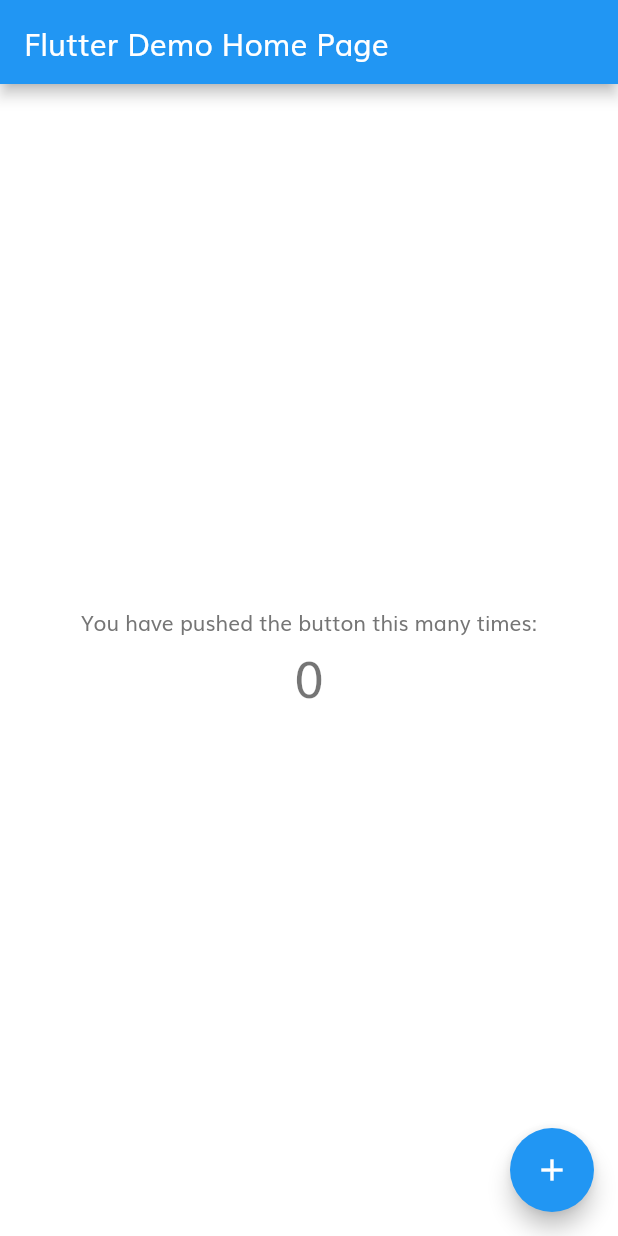
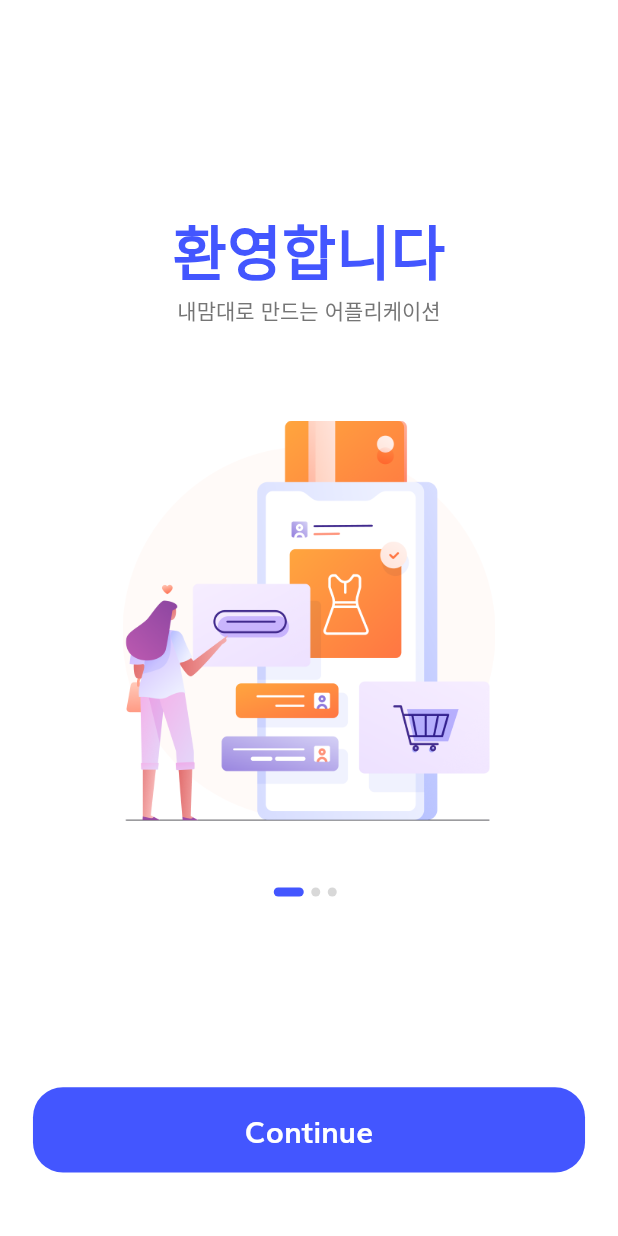
Before and after one commit to seunghyun030430/commerce_app, a Flutter app: the screen it shows after launch, on a phone screen of 412 x 824 dp. Run offline on Flutter 3.47's test engine with Material 2 defaults, Android fonts, the light colour scheme and no system bars.

Commit message:
"Onboarding Screen

```diff
--- /dev/null
+++ b/lib/components/defualt_button.dart
@@ -0,0 +1,34 @@
+import 'package:commerce_app/constants.dart';
+import 'package:commerce_app/size_config.dart';
+import 'package:flutter/material.dart';
+
+class DefaultButton extends StatelessWidget {
+  final String text;
+  final VoidCallback press;
+  const DefaultButton({
+    required this.press,
+    required this.text,
+    Key? key,
+  }) : super(key: key);
+
+  @override
+  Widget build(BuildContext context) {
+    return SizedBox(
+      width: double.infinity,
+      height: getProportionateScreenHeight(56),
+      child: TextButton(
+        style: ButtonStyle(
+          shape: MaterialStateProperty.all(
+              RoundedRectangleBorder(borderRadius: BorderRadius.circular(20))),
+          backgroundColor: MaterialStateProperty.all(kPrimaryColor),
+        ),
+        onPressed: press,
+        child: Text(
+          text,
+          style: TextStyle(
+              fontSize: getProportionateScreenWidth(18), color: Colors.white, fontWeight: FontWeight.bold),
+        ),
+      ),
+    );
+  }
+}
--- a/lib/constants.dart
+++ b/lib/constants.dart
@@ -1,12 +1,12 @@
 import 'package:flutter/material.dart';
 // import 'package:shop_app/size_config.dart';
 
-const kPrimaryColor = Color(0xFFFF7643);
+const kPrimaryColor = Color.fromARGB(255, 67, 86, 255);
 const kPrimaryLightColor = Color(0xFFFFECDF);
 const kPrimaryGradientColor = LinearGradient(
   begin: Alignment.topLeft,
   end: Alignment.bottomRight,
-  colors: [Color(0xFFFFA53E), Color(0xFFFF7643)],
+  colors: [Color(0xFFFFA53E), Color.fromARGB(255, 67, 86, 255)],
 );
 const kSecondaryColor = Color(0xFF979797);
 const kTextColor = Color(0xFF757575);
--- a/lib/main.dart
+++ b/lib/main.dart
@@ -1,6 +1,8 @@
 // ignore_for_file: prefer_const_constructors
 
 import 'package:commerce_app/constants.dart';
+import 'package:commerce_app/routes.dart';
+import 'package:commerce_app/screens/splash/splash_screen.dart';
 import 'package:flutter/material.dart';
 
 void main() {
@@ -14,6 +16,7 @@ class MyApp extends StatelessWidget {
   @override
   Widget build(BuildContext context) {
     return MaterialApp(
+      debugShowCheckedModeBanner: false,
       title: 'Flutter Demo',
       theme: ThemeData(
         scaffoldBackgroundColor: Colors.white,
@@ -23,7 +26,9 @@ class MyApp extends StatelessWidget {
             bodyText2: TextStyle(color: kTextColor)),
         primarySwatch: Colors.blue,
       ),
-      home: const MyHomePage(title: 'Flutter Demo Home Page'),
+      // home: splashScreen(),
+      initialRoute: splashScreen.routeName,
+      routes: routes,
     );
   }
 }
--- /dev/null
+++ b/lib/routes.dart
@@ -0,0 +1,6 @@
+import 'package:commerce_app/screens/splash/splash_screen.dart';
+import 'package:flutter/widgets.dart';
+
+final Map<String, WidgetBuilder> routes = {
+  splashScreen.routeName: (context) => splashScreen(),
+};
--- /dev/null
+++ b/lib/screens/splash/components/body.dart
@@ -0,0 +1,101 @@
+import 'package:commerce_app/components/defualt_button.dart';
+import 'package:commerce_app/constants.dart';
+import 'package:commerce_app/size_config.dart';
+import 'package:flutter/material.dart';
+
+import 'splash_content.dart';
+
+class Body extends StatefulWidget {
+  const Body({Key? key}) : super(key: key);
+
+  @override
+  State<Body> createState() => _BodyState();
+}
+
+class _BodyState extends State<Body> {
+  int currentPage = 0;
+  List<Map<String, String>> splashData = [
+    {
+      "text": "내맘대로 만드는 어플리케이션",
+      "image": "assets/images/splash_1.png",
+    },
+    {
+      "text": "내맘대로 만드는 어플리케이션",
+      "image": "assets/images/splash_2.png",
+    },
+    {
+      "text": "지금 바로 시작하세요",
+      "image": "assets/images/splash_3.png",
+    },
+  ];
+
+  @override
+  Widget build(BuildContext context) {
+    return SafeArea(
+      child: SizedBox(
+        width: double.infinity,
+        child: SafeArea(
+          child: Column(
+            children: <Widget>[
+              Spacer(),
+              Expanded(
+                flex: 3,
+                child: PageView.builder(
+                  onPageChanged: (value) {
+                    setState(() {
+                      currentPage = value;
+                    });
+                  },
+                  itemCount: splashData.length,
+                  itemBuilder: (context, index) => SplashContent(
+                    text: splashData[index]["text"]!,
+                    image: splashData[index]["image"]!,
+                  ),
+                ),
+              ),
+              Expanded(
+                flex: 2,
+                child: Padding(
+                  padding: EdgeInsets.symmetric(
+                      horizontal: getProportionateScreenWidth(20)),
+                  child: Column(
+                    children: <Widget>[
+                      Spacer(),
+                      Row(
+                        mainAxisAlignment: MainAxisAlignment.center,
+                        children: List.generate(
+                          splashData.length,
+                          (index) => buildDot(index: index),
+                        ),
+                      ),
+                      Spacer(
+                        flex: 3,
+                      ),
+                      DefaultButton(
+                        text: "Continue",
+                        press: () {},
+                      ),
+                      Spacer(),
+                    ],
+                  ),
+                ),
+              ),
+            ],
+          ),
+        ),
+      ),
+    );
+  }
+
+  AnimatedContainer buildDot({required int index}) {
+    return AnimatedContainer(
+      duration: kAnimationDuration,
+      margin: EdgeInsets.only(right: 5),
+      height: 6,
+      width: currentPage == index ? 20 : 6,
+      decoration: BoxDecoration(
+          color: currentPage == index ? kPrimaryColor : Color(0xFFD8D8D8),
+          borderRadius: BorderRadius.circular(3)),
+    );
+  }
+}
--- /dev/null
+++ b/lib/screens/splash/components/splash_content.dart
@@ -0,0 +1,37 @@
+import 'package:commerce_app/constants.dart';
+import 'package:commerce_app/size_config.dart';
+import 'package:flutter/material.dart';
+
+class SplashContent extends StatelessWidget {
+  final String text, image;
+
+  const SplashContent({
+    Key? key,
+    required this.text,
+    required this.image,
+  }) : super(key: key);
+
+  @override
+  Widget build(BuildContext context) {
+    return Column(
+      children: <Widget>[
+        Text(
+          "환영합니다",
+          style: TextStyle(
+              fontSize: getProportionateScreenWidth(36),
+              color: kPrimaryColor,
+              fontWeight: FontWeight.bold),
+        ),
+        Text(text, textAlign: TextAlign.center),
+        Spacer(
+          flex: 1,
+        ),
+        Image.asset(
+          image,
+          height: getProportionateScreenHeight(265),
+          width: getProportionateScreenWidth(235),
+        ),
+      ],
+    );
+  }
+}
--- /dev/null
+++ b/lib/screens/splash/splash_screen.dart
@@ -0,0 +1,16 @@
+import 'package:commerce_app/screens/splash/components/body.dart';
+import 'package:commerce_app/size_config.dart';
+import "package:flutter/material.dart";
+
+class splashScreen extends StatelessWidget {
+  const splashScreen({Key? key}) : super(key: key);
+
+  @override
+  static String routeName = "/spalash";
+  Widget build(BuildContext context) {
+    SizeConfig().init(context);
+    return Scaffold(
+      body: Body(),
+    );
+  }
+}
```
